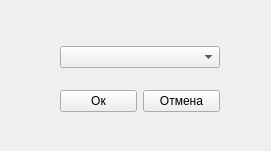
WilldyM/AdaptiveInformationalSystem, file desktop_version/ui/tt_tuple_part_set_c_object.ui: the form before one commit.
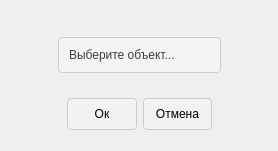
The form after the commit. Icons and pictures are not drawn.

What changed in the file:
```diff
--- a/desktop_version/ui/tt_tuple_part_set_c_object.ui
+++ b/desktop_version/ui/tt_tuple_part_set_c_object.ui
@@ -6,34 +6,124 @@
    <rect>
     <x>0</x>
     <y>0</y>
-    <width>271</width>
+    <width>278</width>
     <height>151</height>
    </rect>
   </property>
   <property name="windowTitle">
    <string>Установка объекта</string>
   </property>
-  <widget class="QWidget" name="verticalLayoutWidget">
+  <widget class="QFrame" name="verticalFrame">
    <property name="geometry">
     <rect>
-     <x>60</x>
-     <y>30</y>
-     <width>160</width>
-     <height>99</height>
+     <x>-1</x>
+     <y>-2</y>
+     <width>281</width>
+     <height>161</height>
     </rect>
    </property>
+   <property name="styleSheet">
+    <string notr="true">QFrame {
+
+}
+QPushButton {
+margin-top: 10px; 
+margin-bottom: 20px;
+margin-left: 0px;
+margin-right: 0px;
+max-height: 30px;
+min-height: 30px;
+background-color: rgba(255, 255, 255, 20%); 
+border: 1px solid #ccc;
+border-radius: 4px;
+padding: 0;
+}
+QPushButton:hover {
+    background-color: rgba(255, 255, 255, 80%);
+}
+QPushButton:pressed {
+    background-color: rgba(255, 255, 255, 100%);
+}
+
+QComboBox {
+margin-top: 30px;
+margin-left: 50%;
+margin-right: 50%;
+max-height: 30px;
+min-height: 30px;
+background-color: #F4F4F4;
+color: #404040;
+border: 1px solid #ccc;
+padding: 2px 18px 2px 10px;
+border-radius: 4px;
+}
+
+QComboBox:hover, ComboBox:focus {
+    background-color: #FFFFFF;
+    border: 1px solid #9B9B9B;
+}
+
+QComboBox::drop-down {
+    subcontrol-origin: margin;
+    subcontrol-position: center right;
+    width: 15px;
+	margin-top: 30px;
+	border: none;
+	border-radius: 2px;
+}
+
+QComboBox::down-arrow {
+image: url(&quot;E:/UCHEBA/univer/DIPLOM/AdaptiveInformationalSystemBackend/desktop_version/pyside6/images/arrow.png&quot;);
+    width: 12px;
+    height: 12px;
+margin-right: 100%;
+}
+
+QComboBox::item {
+margin: 0px;
+padding: 2px;
+text-align: left;
+background-color: transparent;
+}
+
+
+</string>
+   </property>
    <layout class="QVBoxLayout" name="verticalLayout_2">
     <item>
      <widget class="QComboBox" name="comboBox">
+      <property name="sizePolicy">
+       <sizepolicy hsizetype="Expanding" vsizetype="Expanding">
+        <horstretch>0</horstretch>
+        <verstretch>0</verstretch>
+       </sizepolicy>
+      </property>
+      <property name="styleSheet">
+       <string notr="true"/>
+      </property>
       <property name="currentText">
        <string/>
       </property>
+      <property name="sizeAdjustPolicy">
+       <enum>QComboBox::AdjustToContentsOnFirstShow</enum>
+      </property>
       <property name="placeholderText">
        <string>Выберите объект...</string>
       </property>
+      <item>
+       <property name="text">
+        <string>New Item</string>
+       </property>
+      </item>
+      <item>
+       <property name="text">
+        <string>New Item</string>
+       </property>
+      </item>
      </widget>
     </item>
     <item>
+     <widget class="QFrame" name="horizontalFrame">
      <layout class="QHBoxLayout" name="horizontalLayout_2" stretch="0,0">
       <property name="sizeConstraint">
        <enum>QLayout::SetDefaultConstraint</enum>
@@ -41,11 +131,14 @@
       <item>
        <widget class="QPushButton" name="pushButton_3">
         <property name="sizePolicy">
-         <sizepolicy hsizetype="Fixed" vsizetype="Fixed">
+          <sizepolicy hsizetype="Expanding" vsizetype="Expanding">
           <horstretch>0</horstretch>
           <verstretch>0</verstretch>
          </sizepolicy>
         </property>
+         <property name="styleSheet">
+          <string notr="true">margin-left: 50%</string>
+         </property>
         <property name="text">
          <string>Ок</string>
         </property>
@@ -57,11 +150,14 @@
       <item>
        <widget class="QPushButton" name="pushButton_4">
         <property name="sizePolicy">
-         <sizepolicy hsizetype="Fixed" vsizetype="Fixed">
+          <sizepolicy hsizetype="Expanding" vsizetype="Expanding">
           <horstretch>0</horstretch>
           <verstretch>0</verstretch>
          </sizepolicy>
         </property>
+         <property name="styleSheet">
+          <string notr="true">margin-right: 50%;</string>
+         </property>
         <property name="text">
          <string>Отмена</string>
         </property>
@@ -71,6 +167,7 @@
        </widget>
       </item>
      </layout>
+     </widget>
     </item>
    </layout>
   </widget>
```
Left out of the diff: 19 changed lines with no effect on the pictures. Lines whose indentation alone changed are shown as unchanged.
